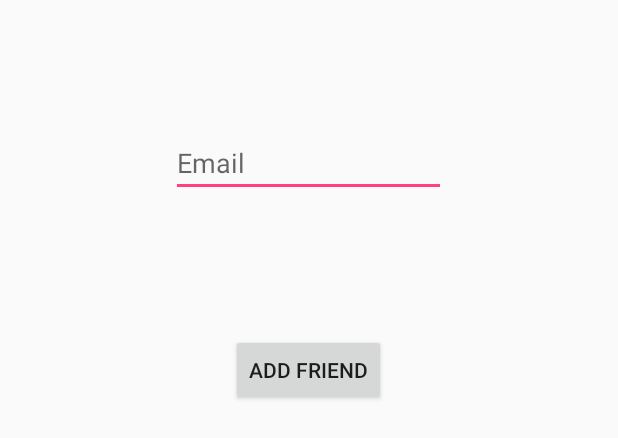
After one commit to xaphatro/Placebook, an Android app: the layout activity_add_friend_view.xml on its own in the app's theme, with its tools: preview values and no code run, on a phone screen of 412 x 824 dp. The commit adds this screen. Shown: the top 438 px of the screen. Run offline under Robolectric (Android 15) with nearby library versions, the phone set to English and light mode, and no system bars.

Commit message:
Adds friend functions (API Calls yet to be tested)

```diff
--- a/app/src/main/AndroidManifest.xml
+++ b/app/src/main/AndroidManifest.xml
@@ -42,6 +42,10 @@
             android:label="List Items"
             android:parentActivityName=".ListOfListsView"/>
         <activity
+            android:name=".AddFriend"
+            android:label="Add Friend"
+            />
+        <activity
             android:name=".GeofenceActivity"
             android:label="Select Location"
             android:parentActivityName=".ListOfItemsView"/>
--- a/app/src/main/java/com/example/paragjain/firebaseauthentication/NavBar.java
+++ b/app/src/main/java/com/example/paragjain/firebaseauthentication/NavBar.java
@@ -1,5 +1,6 @@
 package com.example.paragjain.firebaseauthentication;
 
+import android.content.Intent;
 import android.os.Bundle;
 import android.support.design.widget.FloatingActionButton;
 import android.support.design.widget.NavigationView;
@@ -85,7 +86,9 @@ public class NavBar extends AppCompatActivity
 
         if (id == R.id.add_friend) {
             // Handle the camera action
-            Toast.makeText(this, "Add a friend", Toast.LENGTH_SHORT).show();
+            //Toast.makeText(this, "Add a friend", Toast.LENGTH_SHORT).show();
+            Intent it = new Intent(this,AddFriend.class);
+            startActivity(it);
             /*CameraFragment cameraFragment = new CameraFragment();
             FragmentManager manager = getSupportFragmentManager();
             manager.beginTransaction().replace(R.id.relativelayout_for_fragment, cameraFragment, cameraFragment.getTag()).commit();*/
--- /dev/null
+++ b/app/src/main/res/layout/activity_add_friend_view.xml
@@ -0,0 +1,36 @@
+<?xml version="1.0" encoding="utf-8"?>
+<RelativeLayout xmlns:android="http://schemas.android.com/apk/res/android"
+    xmlns:tools="http://schemas.android.com/tools"
+    android:id="@+id/activity_list_of_items_view"
+    android:layout_width="match_parent"
+    android:layout_height="match_parent"
+    android:paddingBottom="16dp"
+    android:paddingLeft="16dp"
+    android:paddingRight="16dp"
+    android:paddingTop="60dp"
+    tools:context="com.example.paragjain.firebaseauthentication.AddFriend">
+
+    <EditText
+        android:id="@+id/etFriendEmail"
+        android:layout_width="183dp"
+        android:layout_height="45dp"
+        android:hint="Email"
+        tools:layout_editor_absoluteX="113dp"
+        tools:layout_editor_absoluteY="99dp"
+        android:layout_below="@+id/textView"
+        android:layout_centerHorizontal="true"
+        android:layout_marginTop="26dp" />
+
+
+    <Button
+        android:id="@+id/bLogin"
+        android:layout_width="wrap_content"
+        android:layout_height="wrap_content"
+        android:text="Add Friend"
+        android:onClick="addFriend"
+        tools:layout_editor_absoluteX="235dp"
+        tools:layout_editor_absoluteY="341dp"
+        android:layout_marginTop="91dp"
+        android:layout_below="@+id/etFriendEmail"
+        android:layout_centerHorizontal="true" />
+</RelativeLayout>
```
Also changed, not shown: app/src/main/java/com/example/paragjain/firebaseauthentication/AddFriend.java (added, +70 -0 lines), app/src/main/java/com/example/paragjain/firebaseauthentication/Friend.java (added, +15 -0 lines), app/src/main/java/com/example/paragjain/firebaseauthentication/FriendListView.java (+142 -2 lines), app/src/main/java/com/example/paragjain/firebaseauthentication/ListController.java (+157 -127 lines).
